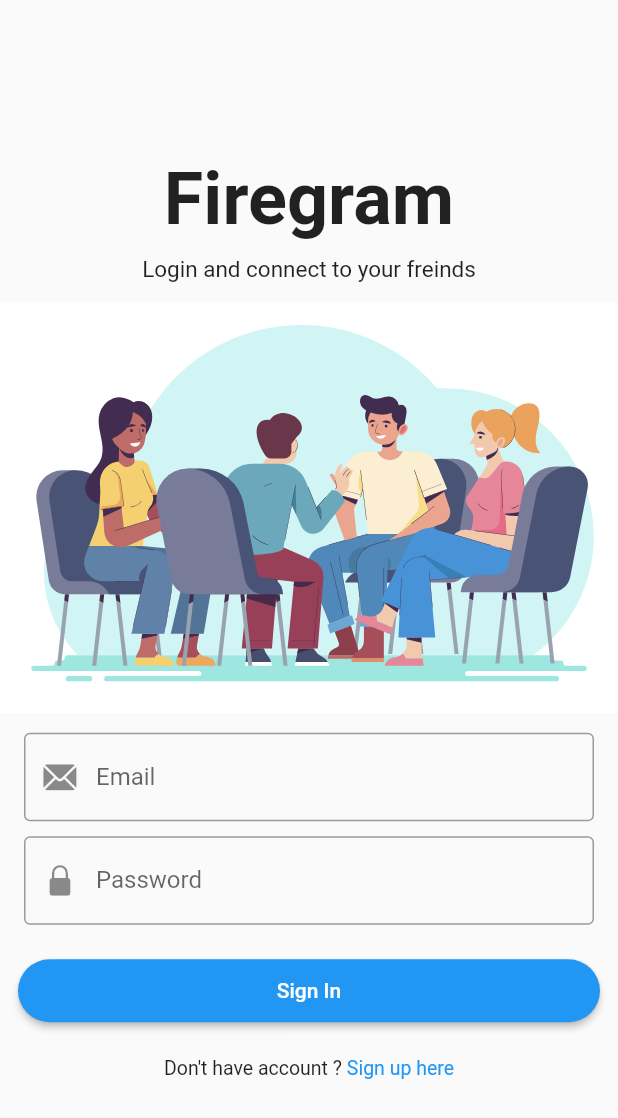
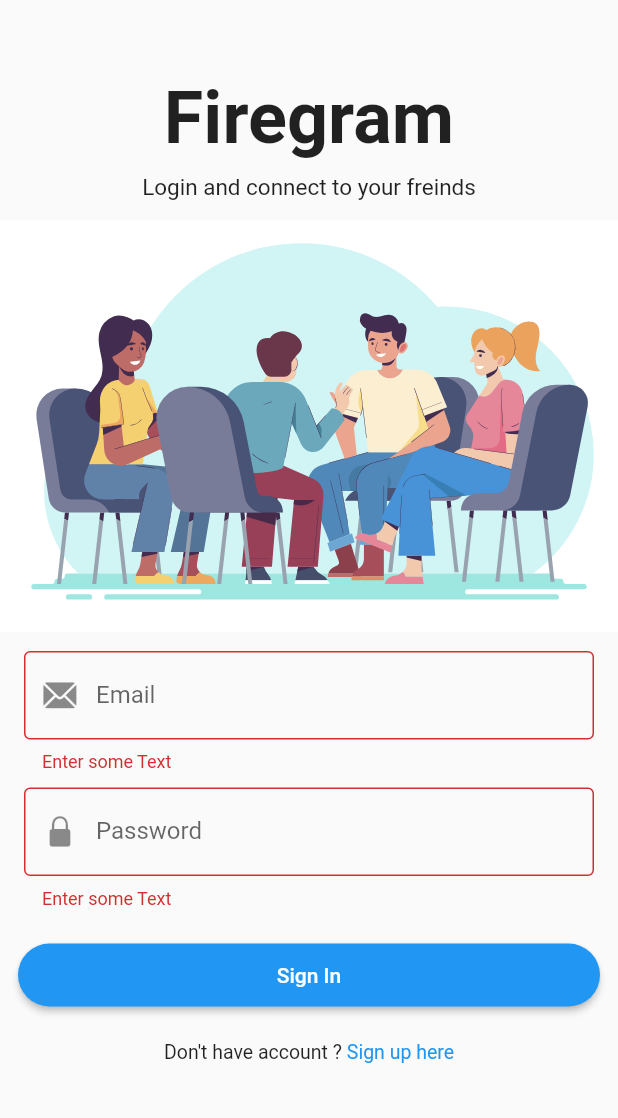
Before and after one commit to mes71/chatapp_firebase, a Flutter app: the screen it shows after launch, after a tap on "Sign In", on a phone screen of 412 x 824 dp. Shown: the top 1118 px of the screen. Run offline on Flutter 3.47's test engine with Material 2 defaults, Android fonts, the phone set to English and light mode, and no system bars; our stand-ins replace cloud_firestore, firebase_auth, firebase_core, flutter_svg, shared_preferences; accounts and stored records are empty.

Commit message:
feat: build auth to fireBase

```diff
--- /dev/null
+++ b/lib/data/service/data_base_service.dart
@@ -0,0 +1,25 @@
+import 'package:cloud_firestore/cloud_firestore.dart';
+
+class DataBaseService {
+  final String? uid;
+
+  DataBaseService({this.uid});
+
+  final CollectionReference userCollection =
+      FirebaseFirestore.instance.collection('users');
+
+  final CollectionReference groupCollection =
+      FirebaseFirestore.instance.collection('groups');
+
+//updating the userdata
+  Future updateUserData(
+      {required String fullName, required String email}) async {
+    return await userCollection.doc(uid).set({
+      'fullName': fullName,
+      'email': email,
+      'groups': [],
+      'profilePic': '',
+      'uid': uid
+      });
+  }
+}
--- a/lib/main.dart
+++ b/lib/main.dart
@@ -1,6 +1,6 @@
 import 'package:chatapp_firebase/data/db/db_helper.dart';
 import 'package:chatapp_firebase/data/shared/constant.dart';
-import 'package:chatapp_firebase/ui/pages/auth/login_page.dart';
+import 'package:chatapp_firebase/ui/pages/auth/sign_in_page.dart';
 import 'package:chatapp_firebase/ui/pages/home/home.dart';
 import 'package:firebase_core/firebase_core.dart';
 import 'package:flutter/foundation.dart';
@@ -40,7 +40,7 @@ class _MyAppState extends State<MyApp> {
       theme: ThemeData(
         primarySwatch: Colors.blue,
       ),
-      home: _userHasAuth ? const HomePage() : const LoginPage(),
+      home: _userHasAuth ? const HomePage() : const SignInPage(),
     );
   }
 
@@ -54,7 +54,9 @@ class _MyAppState extends State<MyApp> {
   void getUserAuthStatus() async {
     await DBHelper.getUserAuthStatus().then((value) {
       if (value != null) {
-        _userHasAuth = value;
+        setState(() {
+          _userHasAuth = value;
+        });
       }
     });
   }
--- a/lib/ui/pages/auth/login_page.dart
+++ /dev/null
@@ -1,102 +0,0 @@
-import 'package:chatapp_firebase/data/utils/app_utils.dart';
-import 'package:chatapp_firebase/generated/assets.dart';
-import 'package:chatapp_firebase/ui/pages/auth/sign_up_page.dart';
-import 'package:flutter/cupertino.dart';
-import 'package:flutter/gestures.dart';
-import 'package:flutter/material.dart';
-import 'package:flutter_svg/flutter_svg.dart';
-
-class LoginPage extends StatefulWidget {
-  const LoginPage({Key? key}) : super(key: key);
-
-  @override
-  State<LoginPage> createState() => _LoginPageState();
-}
-
-class _LoginPageState extends State<LoginPage> {
-  final GlobalKey<FormState> _formKey = GlobalKey<FormState>();
-
-  //TODO ADD EMAIl REGEX
-  //TODO ADD Obsucre password TextField
-  //TODO REMOVE SIGNUP Page And Add TO This page
-  //TODO ADD bloc
-
-  @override
-  Widget build(BuildContext context) {
-    return Scaffold(
-        body: Form(
-      key: _formKey,
-      child: Column(
-        mainAxisAlignment: MainAxisAlignment.center,
-        crossAxisAlignment: CrossAxisAlignment.center,
-        children: [
-          Text(
-            'Firegram',
-            style: TextStyle(fontWeight: FontWeight.bold, fontSize: 48),
-          ),
-          SizedBox(
-            height: 10,
-          ),
-          Text(
-            'Login and connect to your freinds',
-            style: TextStyle(fontWeight: FontWeight.w400, fontSize: 15),
-          ),
-          SvgPicture.asset(
-            Assets.imageTalkingGroup,
-            height: 300,
-          ),
-          Padding(
-            padding: const EdgeInsets.symmetric(horizontal: 16),
-            child: TextFormField(
-              decoration: InputDecoration(
-                  border: OutlineInputBorder(),
-                  prefixIcon: Icon(CupertinoIcons.envelope_fill),
-                  labelText: 'Email'),
-            ),
-          ),
-          SizedBox(
-            height: 10,
-          ),
-          Padding(
-            padding: const EdgeInsets.symmetric(horizontal: 16),
-            child: TextFormField(
-              decoration: InputDecoration(
-                  border: OutlineInputBorder(),
-                  prefixIcon: Icon(CupertinoIcons.lock_fill),
-                  labelText: 'Password'),
-            ),
-          ),
-          Padding(
-            padding: const EdgeInsets.symmetric(horizontal: 12, vertical: 20),
-            child: ElevatedButton(
-                style: ElevatedButton.styleFrom(
-                    minimumSize: Size.fromHeight(42),
-                    shape: RoundedRectangleBorder(
-                        borderRadius: BorderRadius.circular(30))),
-                onPressed: () {},
-                child: Text('Sign In')),
-          ),
-          RichText(
-              text: TextSpan(children: [
-            TextSpan(
-                text: 'Don\'t have account ? ',
-                style: TextStyle(
-                    fontWeight: FontWeight.w400,
-                    fontSize: 13,
-                    color: Colors.black87)),
-            TextSpan(
-                text: 'Sign up here',
-                style: TextStyle(
-                    fontWeight: FontWeight.w400,
-                    fontSize: 13,
-                    color: Theme.of(context).primaryColor),
-                recognizer: TapGestureRecognizer()
-                  ..onTap = () {
-                    goToNextPage(context, SignUpPage());
-                  }),
-          ]))
-        ],
-      ),
-    ));
-  }
-}
--- /dev/null
+++ b/lib/ui/pages/auth/sign_in_page.dart
@@ -0,0 +1,166 @@
+import 'package:chatapp_firebase/data/db/db_helper.dart';
+import 'package:chatapp_firebase/data/service/auth_service.dart';
+import 'package:chatapp_firebase/data/utils/app_utils.dart';
+import 'package:chatapp_firebase/generated/assets.dart';
+import 'package:chatapp_firebase/ui/pages/auth/sign_up_page.dart';
+import 'package:chatapp_firebase/ui/pages/home/home.dart';
+import 'package:flutter/cupertino.dart';
+import 'package:flutter/gestures.dart';
+import 'package:flutter/material.dart';
+import 'package:flutter_svg/flutter_svg.dart';
+
+class SignInPage extends StatefulWidget {
+  const SignInPage({Key? key}) : super(key: key);
+
+  @override
+  State<SignInPage> createState() => _SignInPageState();
+}
+
+class _SignInPageState extends State<SignInPage> {
+  final GlobalKey<FormState> _formKey = GlobalKey<FormState>();
+  TextEditingController _emailController = TextEditingController();
+  TextEditingController _passwordController = TextEditingController();
+  AuthService authService = AuthService();
+  bool _isLoading = false;
+
+  //TODO ADD EMAIl REGEX
+  //TODO ADD Obsucre password TextField
+  //TODO REMOVE SIGNUP Page And Add TO This page
+  //TODO ADD bloc
+
+  @override
+  Widget build(BuildContext context) {
+    return Scaffold(
+        body: SingleChildScrollView(
+      child: Form(
+        key: _formKey,
+        child: Column(
+          mainAxisAlignment: MainAxisAlignment.center,
+          crossAxisAlignment: CrossAxisAlignment.center,
+          children: [
+            SizedBox(
+              height: 50,
+            ),
+            Text(
+              'Firegram',
+              style: TextStyle(fontWeight: FontWeight.bold, fontSize: 48),
+            ),
+            SizedBox(
+              height: 10,
+            ),
+            Text(
+              'Login and connect to your freinds',
+              style: TextStyle(fontWeight: FontWeight.w400, fontSize: 15),
+            ),
+            SvgPicture.asset(
+              Assets.imageTalkingGroup,
+              height: 300,
+            ),
+            Padding(
+              padding: const EdgeInsets.symmetric(horizontal: 16),
+              child: TextFormField(
+                controller: _emailController,
+                validator: (value) {
+                  if (value == null || value.trim().isEmpty) {
+                    return 'Enter some Text';
+                  }
+                },
+                decoration: InputDecoration(
+                    border: OutlineInputBorder(),
+                    prefixIcon: Icon(CupertinoIcons.envelope_fill),
+                    labelText: 'Email'),
+              ),
+            ),
+            SizedBox(
+              height: 10,
+            ),
+            Padding(
+              padding: const EdgeInsets.symmetric(horizontal: 16),
+              child: TextFormField(
+                controller: _passwordController,
+                validator: (value) {
+                  if (value == null || value.trim().isEmpty) {
+                    return 'Enter some Text';
+                  }
+                },
+                decoration: InputDecoration(
+                    border: OutlineInputBorder(),
+                    prefixIcon: Icon(CupertinoIcons.lock_fill),
+                    labelText: 'Password'),
+              ),
+            ),
+            Padding(
+              padding: const EdgeInsets.symmetric(horizontal: 12, vertical: 20),
+              child: ElevatedButton(
+                  style: ElevatedButton.styleFrom(
+                      minimumSize: Size.fromHeight(42),
+                      shape: RoundedRectangleBorder(
+                          borderRadius: BorderRadius.circular(30))),
+                  onPressed: () {
+                    login();
+                  },
+                  child: Text('Sign In')),
+            ),
+            RichText(
+                text: TextSpan(children: [
+              TextSpan(
+                  text: 'Don\'t have account ? ',
+                  style: TextStyle(
+                      fontWeight: FontWeight.w400,
+                      fontSize: 13,
+                      color: Colors.black87)),
+              TextSpan(
+                  text: 'Sign up here',
+                  style: TextStyle(
+                      fontWeight: FontWeight.w400,
+                      fontSize: 13,
+                      color: Theme.of(context).primaryColor),
+                  recognizer: TapGestureRecognizer()
+                    ..onTap = () {
+                      goToNextPage(context, SignUpPage());
+                    }),
+            ]))
+          ],
+        ),
+      ),
+    ));
+  }
+
+  login() async {
+    if (_formKey.currentState!.validate()) {
+      setState(() {
+        _isLoading = true;
+      });
+
+      await authService
+          .signInUserWithEmailAndPassword(
+        email: _emailController.text,
+        password: _passwordController.text,
+      )
+          .then((value) async {
+        if (value) {
+          await DBHelper.setUserAuthStatus(true);
+          await DBHelper.setUserPasswordSf(_passwordController.text);
+          await DBHelper.setUserEmailSf(_emailController.text);
+          goReplaceToNextPage(context, const HomePage());
+        } else {
+          showSnackbar(value);
+          setState(() {
+            _isLoading = false;
+          });
+        }
+      });
+    }
+  }
+
+  showSnackbar(String msg) {
+    ScaffoldMessenger.of(context).showSnackBar(
+      SnackBar(
+        content: Text(msg),
+        backgroundColor: Colors.grey.shade200,
+        duration: Duration(milliseconds: 2500),
+        action: SnackBarAction(label: "Ok", onPressed: () {}),
+      ),
+    );
+  }
+}
```
Also changed, not shown: lib/data/db/db_helper.dart (+21 -0 lines), lib/data/service/auth_service.dart (added, +58 -0 lines), lib/ui/pages/auth/sign_up_page.dart (+87 -5 lines), lib/ui/pages/home/home.dart (+8 -1 lines).
